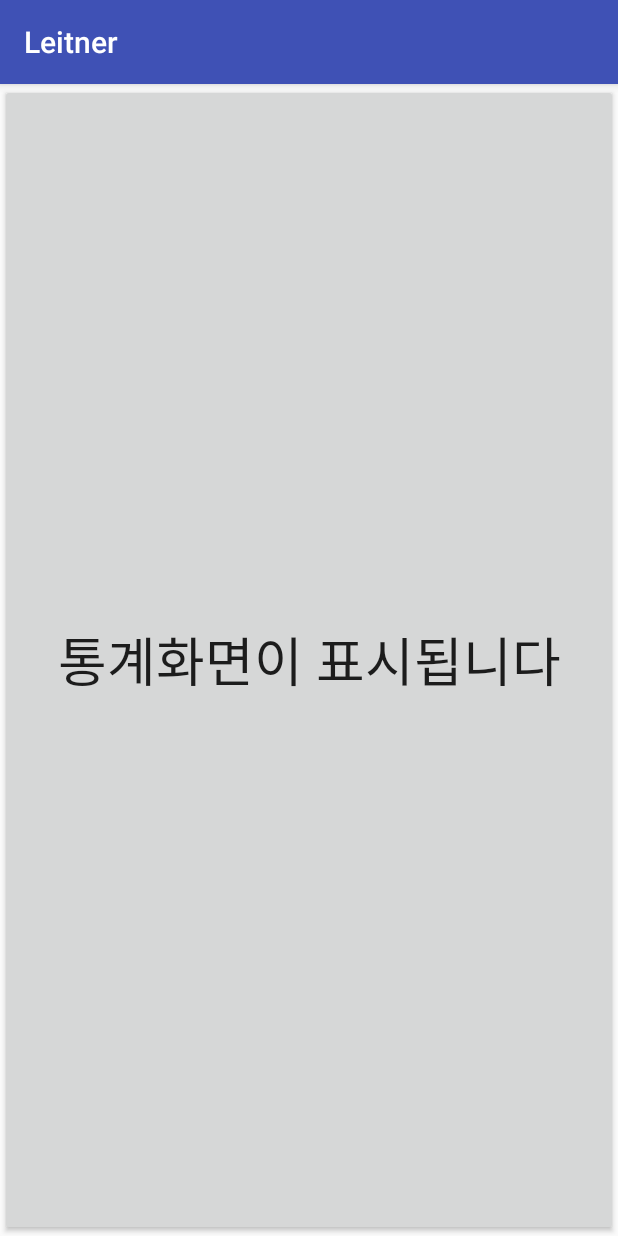
After one commit to AWEEKJ/Leitner, an Android app: the fragment StatisticView shown on its own in the app's theme, on a phone screen of 412 x 824 dp. The commit adds this screen. Run offline under Robolectric (Android 15) with nearby library versions, the phone set to English and light mode, and no system bars.

Commit message:
<VerticalPager 구현> MainActitity 는 가로로 전환되는 화면을 그림. VerticalActivity 는 세로로 전환되는 화면을 그림. MainActivity가 VerticalActivity를 inflate. (이 때는 빈 화면. xml상 pager만 있는 상태) 그 후에, VerticalActivity가 CategoryView, StatisticView, MeasureView를 세로로 연결해서 그림.
*미흡한 부분*
1. MeasureView에 이름 전달하는 방법.
2. 각 Category의 정보에 어떻게 접근할 것인가. (각 페이지에서 데이터를 저장하거나 접근하기 위해)

```diff
--- a/app/build.gradle
+++ b/app/build.gradle
@@ -34,6 +34,8 @@ dependencies {
     compile 'com.google.firebase:firebase-auth:9.6.1'
     compile 'com.google.firebase:firebase-core:9.6.1'
 
+    compile 'com.github.castorflex.verticalviewpager:library:19.0.1'
+
 }
 
 apply plugin: 'com.google.gms.google-services'
--- a/app/src/main/AndroidManifest.xml
+++ b/app/src/main/AndroidManifest.xml
@@ -12,13 +12,13 @@
         android:theme="@style/AppTheme"
         android:windowSoftInputMode="adjustPan">
         <activity android:name=".MainActivity">
-        </activity>
-        <activity android:name=".LoginActivity">
             <intent-filter>
                 <action android:name="android.intent.action.MAIN" />
 
                 <category android:name="android.intent.category.LAUNCHER" />
             </intent-filter>
+        </activity>
+        <activity android:name=".LoginActivity">
         </activity>
         <activity android:name=".SigninActivity" />
 
--- /dev/null
+++ b/app/src/main/java/com/uos/leitner/StatisticView.java
@@ -0,0 +1,37 @@
+package com.uos.leitner;
+
+import android.os.Bundle;
+import android.support.v4.app.Fragment;
+import android.view.LayoutInflater;
+import android.view.View;
+import android.view.ViewGroup;
+
+/**
+ * Created by changhyeon on 2016. 11. 6..
+ */
+
+public class StatisticView extends Fragment {
+
+    @Override
+    public void onCreate(Bundle savedInstanceState) {
+        super.onCreate(savedInstanceState);
+    }
+
+    @Override
+    public View onCreateView(LayoutInflater inflater, ViewGroup container, Bundle savedInstanceState) {
+
+        View view = inflater.inflate(R.layout.fragment_statistic, null);
+
+        // 여기서 통계회면을 제어
+
+        return view;
+    }
+
+    public static StatisticView newInstance() {
+        StatisticView fragment = new StatisticView();
+        Bundle args = new Bundle();
+        fragment.setArguments(args);
+
+        return fragment;
+    }
+}
--- /dev/null
+++ b/app/src/main/res/layout/fragment_statistic.xml
@@ -0,0 +1,12 @@
+<?xml version="1.0" encoding="utf-8"?>
+<LinearLayout xmlns:android="http://schemas.android.com/apk/res/android"
+    android:orientation="vertical" android:layout_width="match_parent"
+    android:layout_height="match_parent">
+
+    <Button
+        android:layout_width="match_parent"
+        android:layout_height="match_parent"
+        android:text="통계화면이 표시됩니다"
+        android:textSize="35dp"
+        android:gravity="center_vertical|center_horizontal"/>
+</LinearLayout>
```
Also changed, not shown: app/src/main/java/com/uos/leitner/CategoryView.java (+6 -3 lines), app/src/main/java/com/uos/leitner/MainActivity.java (+8 -8 lines), app/src/main/java/com/uos/leitner/VerticalActivity.java (added, +58 -0 lines), app/src/main/res/layout/activity_vertical.xml (added, +15 -0 lines), 1 other file.
